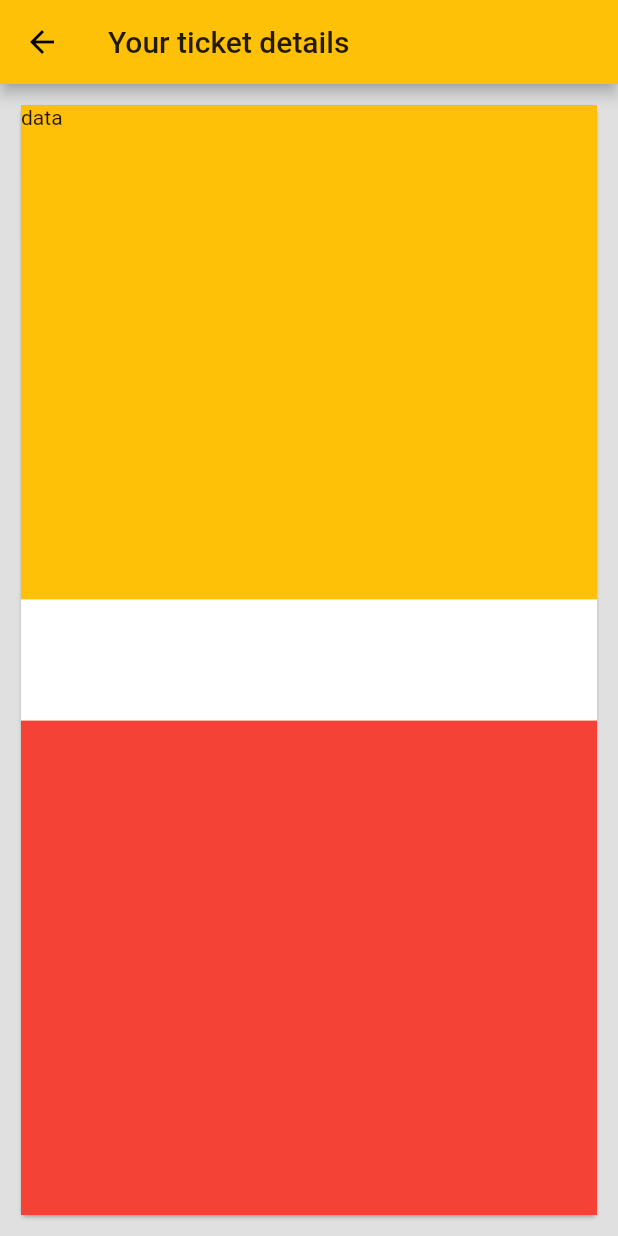
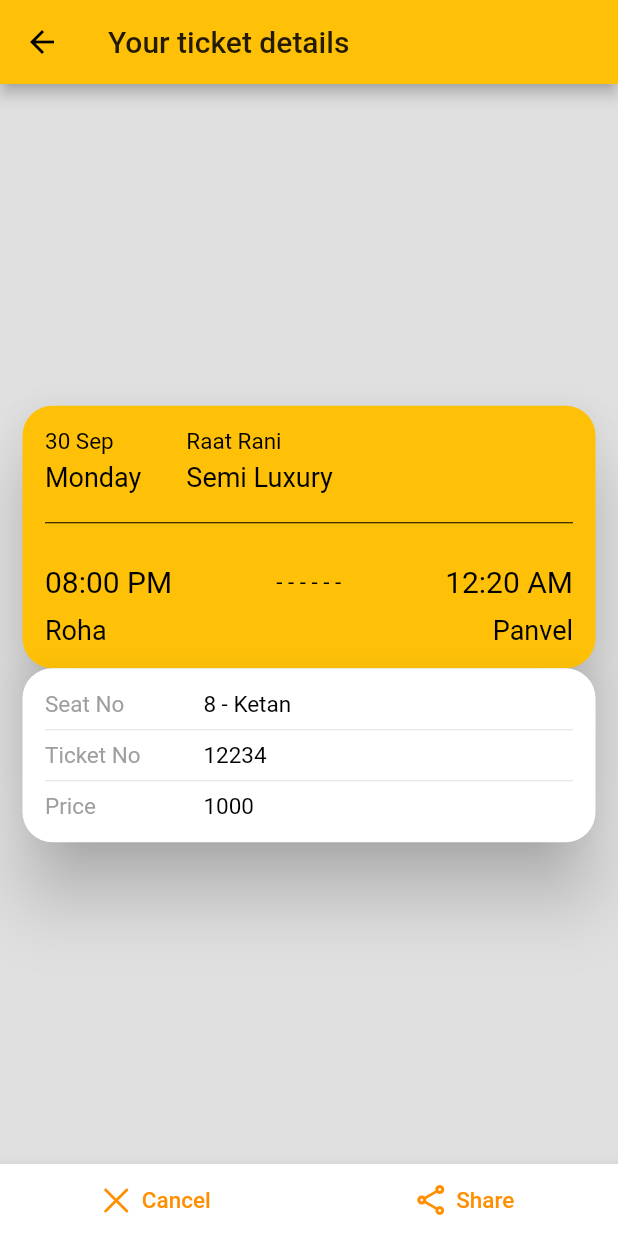
Before and after one commit to ketankp/BusReservation---Flutter, a Flutter app: the ConfirmationPage screen opened directly, on a phone screen of 412 x 824 dp. Run offline on Flutter 3.47's test engine with Material 2 defaults, Android fonts, the phone set to English and light mode, and no system bars; our stand-ins replace connectivity_plus, flutter_typeahead, get, get_storage; accounts and stored records are empty.

Commit message:
confirmation page complete and some fixes in home

```diff
--- a/lib/screens/confirmation_page.dart
+++ b/lib/screens/confirmation_page.dart
@@ -1,3 +1,4 @@
+import 'package:flutter/cupertino.dart';
 import 'package:flutter/material.dart';
 
 class ConfirmationPage extends StatelessWidget {
@@ -8,29 +9,179 @@ class ConfirmationPage extends StatelessWidget {
         title: Text("Your ticket details"),
       ),
       backgroundColor: Colors.grey[300],
-      body: Container(
+      body: Center(
         child: Padding(
-          padding: EdgeInsets.all(10),
-          child: Card(
-            child: Column(
-              mainAxisAlignment: MainAxisAlignment.spaceBetween,
-              children: [
-                Container(
-                  width: MediaQuery.of(context).size.width,
-                  height: MediaQuery.of(context).size.height * 0.40,
-                  color: Colors.amber,
-                  child: Text("data"),
+          padding: EdgeInsets.all(15),
+          child: Wrap(
+            children: [
+              Material(
+                elevation: 20,
+                color: Colors.amber,
+                borderRadius: BorderRadius.circular(20),
+                child: _firstBox(),
+              ),
+              Material(
+                elevation: 20,
+                color: Colors.white,
+                borderRadius: BorderRadius.circular(20),
+                child: _secondBox(),
+              ),
+            ],
+          ),
+        ),
+      ),
+      bottomNavigationBar: BottomAppBar(
+        child: Row(
+          children: [
+            Expanded(
+              flex: 5,
+              child: TextButton(
+                onPressed: () {
+                  print("Cancel");
+                },
+                child: Wrap(
+                  crossAxisAlignment: WrapCrossAlignment.center,
+                  children: [
+                    Icon(
+                      CupertinoIcons.xmark,
+                      color: Colors.amber[800],
+                    ),
+                    SizedBox(width: 5),
+                    _text("Cancel", 15, Colors.amber[800]!)
+                  ],
                 ),
-                Container(
-                  width: MediaQuery.of(context).size.width,
-                  height: MediaQuery.of(context).size.height * 0.40,
-                  color: Colors.red,
+              ),
+            ),
+            Expanded(
+              flex: 5,
+              child: TextButton(
+                onPressed: () {
+                  print("Share");
+                },
+                child: Wrap(
+                  crossAxisAlignment: WrapCrossAlignment.center,
+                  children: [
+                    Icon(
+                      Icons.share_outlined,
+                      color: Colors.amber[800],
+                    ),
+                    SizedBox(width: 5),
+                    _text("Share", 15, Colors.amber[800]!)
+                  ],
                 ),
-              ],
+              ),
             ),
-          ),
+          ],
         ),
       ),
     );
   }
 }
+
+Widget _firstBox() {
+  return Padding(
+    padding: EdgeInsets.all(15),
+    child: Column(
+      children: [
+        Row(children: [
+          Wrap(
+            direction: Axis.vertical,
+            children: [
+              _text("30 Sep", 15, Colors.black),
+              SizedBox(height: 4),
+              _text("Monday", 18, Colors.black)
+            ],
+          ),
+          SizedBox(width: 30),
+          Wrap(
+            direction: Axis.vertical,
+            children: [
+              _text("Raat Rani", 15, Colors.black),
+              SizedBox(height: 4),
+              _text("Semi Luxury", 18, Colors.black)
+            ],
+          ),
+        ]),
+        SizedBox(height: 12),
+        Divider(
+          color: Colors.black,
+        ),
+        SizedBox(height: 20),
+        Row(
+          mainAxisAlignment: MainAxisAlignment.spaceBetween,
+          children: [
+            _text("08:00 PM", 20, Colors.black),
+            _text("- - - - - -", 15, Colors.black),
+            _text("12:20 AM", 20, Colors.black),
+          ],
+        ),
+        SizedBox(height: 10),
+        Row(
+          mainAxisAlignment: MainAxisAlignment.spaceBetween,
+          children: [
+            _text("Roha", 18, Colors.black),
+            _text("Panvel", 18, Colors.black)
+          ],
+        ),
+      ],
+    ),
+  );
+}
+
+Widget _secondBox() {
+  return Padding(
+    padding: EdgeInsets.all(15),
+    child: Column(
+      children: [
+        Row(
+          children: [
+            Expanded(
+              child: _text("Seat No", 15, Colors.grey),
+              flex: 3,
+            ),
+            Expanded(
+              child: _text("8 - Ketan", 15, Colors.black),
+              flex: 7,
+            ),
+          ],
+        ),
+        Divider(),
+        Row(
+          children: [
+            Expanded(
+              child: _text("Ticket No", 15, Colors.grey),
+              flex: 3,
+            ),
+            Expanded(
+              child: _text("12234", 15, Colors.black),
+              flex: 7,
+            ),
+          ],
+        ),
+        Divider(),
+        Row(
+          children: [
+            Expanded(
+              child: _text("Price", 15, Colors.grey),
+              flex: 3,
+            ),
+            Expanded(
+              child: _text("1000", 15, Colors.black),
+              flex: 7,
+            ),
+          ],
+        ),
+      ],
+    ),
+  );
+}
+
+Widget _text(String text, double size, Color color) {
+  return Text(
+    text,
+    style: TextStyle(
+      fontSize: size,
+      color: color,
+    ),
+  );
+}
--- a/lib/screens/search_page.dart
+++ b/lib/screens/search_page.dart
@@ -20,6 +20,7 @@ class SearchPage extends StatelessWidget {
               ? homePageController.sourceTEC.clear()
               : homePageController.destinationTEC.clear();
         }
+        FocusManager.instance.primaryFocus!.unfocus();
         return Future.value(true);
       },
       child: Scaffold(
@@ -35,6 +36,7 @@ class SearchPage extends StatelessWidget {
                   hintText: "Search Location",
                   border: OutlineInputBorder(),
                 ),
+                autofocus: true,
                 controller: this.label == "Source Location"
                     ? homePageController.sourceTEC
                     : homePageController.destinationTEC,
--- a/lib/screens/tabs/home_tab.dart
+++ b/lib/screens/tabs/home_tab.dart
@@ -87,6 +87,7 @@ Widget _searchForm(String label, TextEditingController controller) {
         hintText: label,
         border: OutlineInputBorder(),
       ),
+      readOnly: true,
       controller: controller,
       onTap: () {
         homePageController.getLocationData();
```
